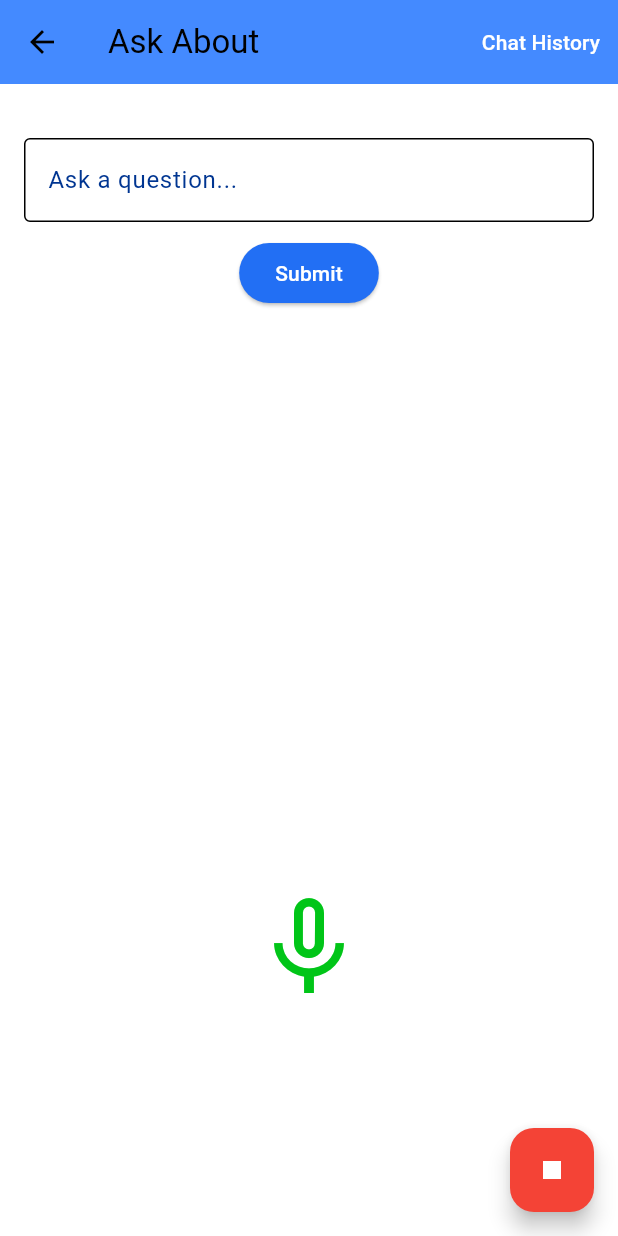
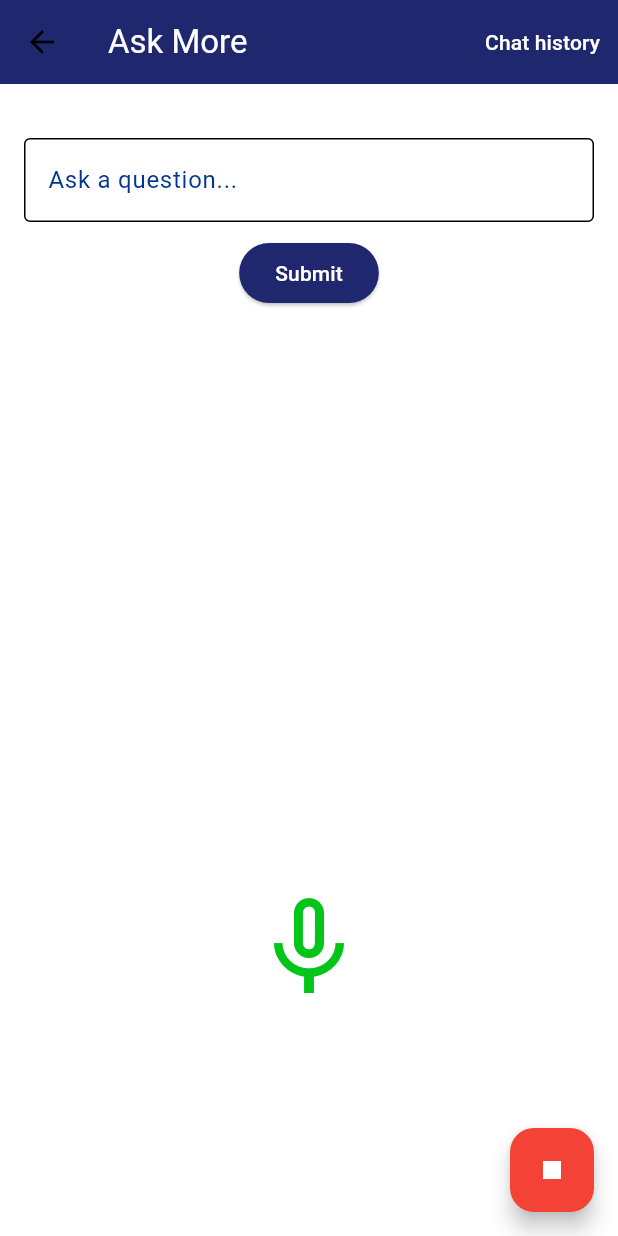
Before and after one commit to inupaUdara/Flutter-Education-app-SPM, a Flutter app: the ExplainPage screen opened directly with empty values, on a phone screen of 412 x 824 dp. Run offline on Flutter 3.47's test engine with Material 3 defaults, Android fonts, the phone set to English and light mode, and no system bars; our stand-ins replace camera, cloud_firestore, firebase_auth, firebase_core, flutter_secure_storage, flutter_tts and 6 more; missing offline and left inert: flutter_tflite; accounts and stored records are empty; network calls fail.

Commit message:
new UI
Ui Update of Ai - Explain pages

```diff
--- a/lib/pages/ai_explain/chat_history_page.dart
+++ b/lib/pages/ai_explain/chat_history_page.dart
@@ -135,12 +135,14 @@ class _ChatHistoryPageState extends State<ChatHistoryPage> {
   Widget build(BuildContext context) {
     return Scaffold(
       appBar: AppBar(
-        title: Text('Chat History'),
-         backgroundColor: Colors.blueAccent,
+        title: Text('Chat History',style: TextStyle(color: Colors.white),),
+
+         backgroundColor: Theme.of(context).colorScheme.primary,
         actions: [
           IconButton(
             icon: Icon(Icons.download),
             onPressed: _downloadChatHistoryAsPDF,
+            color: Theme.of(context).colorScheme.secondary,
           ),
         ],
       ),
--- a/lib/pages/ai_explain/explain.dart
+++ b/lib/pages/ai_explain/explain.dart
@@ -136,6 +136,19 @@ class _ExplainPageState extends State<ExplainPage> {
       _confidenceLevel = result.confidence;
     });
 
+       // Check if the user wants to go to specific pages
+  String spokenWords = _wordsSpoken.toLowerCase();
+
+  if (spokenWords.contains("go to home")) {
+    Navigator.pushReplacementNamed(context, '/home_page');
+  } else if (spokenWords.contains("go to maths object")) {
+    Navigator.pushReplacementNamed(context, '/maths_obj');
+  } else if (spokenWords.contains("go to science object")) {
+    Navigator.pushReplacementNamed(context, '/science_obj');
+  } else if (spokenWords.contains("go to currency")) {
+    Navigator.pushReplacementNamed(context, '/currancy_obj');
+  }
+
     _flutterTts.setCompletionHandler(() {
       setState(() {
         _isSpeaking = false; // Stop speaking animation
@@ -147,8 +160,13 @@ class _ExplainPageState extends State<ExplainPage> {
   Widget build(BuildContext context) {
   return Scaffold(
    appBar: AppBar(
-      title: Text('Ask About ${widget.identifiedObject}'),
-      backgroundColor: Colors.blueAccent, // AppBar background color
+        title: Text(
+    'Ask More',
+    style: TextStyle(color: Colors.white), // Set the text color to white
+  ),
+         // Show the identified object at the top
+        backgroundColor: Theme.of(context).colorScheme.primary,
+
         actions: [
           TextButton(
             onPressed: () {
@@ -158,8 +176,8 @@ class _ExplainPageState extends State<ExplainPage> {
               );
             },
             child: Text(
-            "Chat History",
-            style: TextStyle(color: Colors.white), // Text color for visibility
+              "Chat history",
+              style: TextStyle(color: Colors.white),
             ),
           ),
         ],
@@ -201,7 +219,7 @@ class _ExplainPageState extends State<ExplainPage> {
     onPressed: () => askMoreQuestions(_questionController.text),
     child: Text('Submit', style: TextStyle(color: Colors.white)), // Text color
     style: ElevatedButton.styleFrom(
-      backgroundColor: const Color.fromARGB(255, 34, 111, 244), // Button background color
+      backgroundColor: Theme.of(context).colorScheme.primary,// Button background color
     ),
   ),
 ),
```
Also changed, not shown: lib/pages/ai_explain/ChatScreen.dart (+9 -4 lines). Lines whose indentation alone changed are shown as unchanged.
